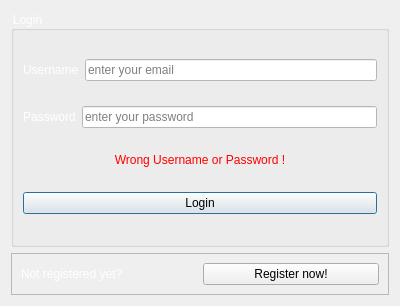
Qt form client/Login.ui (anphetamina/CoText) before a commit.
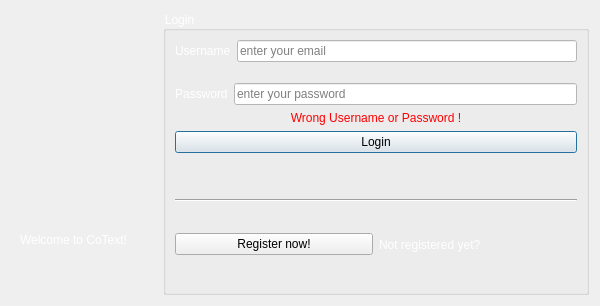
The same form after that commit.

Commit message: Minor fixes: 1. Login window updated and not resizeable. 2. Still TODO Antialiasing 3. Fixed checkable icons on mainToolBar 4. Fixed all windows tab order 5. Fixed width of titleLabel in StatusBar

Diff of the .ui file:
```diff
--- a/client/Login.ui
+++ b/client/Login.ui
@@ -6,17 +6,116 @@
    <rect>
     <x>0</x>
     <y>0</y>
-    <width>400</width>
+    <width>600</width>
     <height>306</height>
    </rect>
   </property>
+  <property name="sizePolicy">
+   <sizepolicy hsizetype="Fixed" vsizetype="Fixed">
+    <horstretch>0</horstretch>
+    <verstretch>0</verstretch>
+   </sizepolicy>
+  </property>
+  <property name="minimumSize">
+   <size>
+    <width>600</width>
+    <height>306</height>
+   </size>
+  </property>
+  <property name="maximumSize">
+   <size>
+    <width>600</width>
+    <height>306</height>
+   </size>
+  </property>
   <property name="windowTitle">
    <string>Dialog</string>
   </property>
   <property name="styleSheet">
    <string notr="true">QLineEdit{ background-color: white;} QLabel{color: white;} QLabel#errorLabel{color: red;}</string>
   </property>
-  <layout class="QVBoxLayout" name="verticalLayout">
+  <layout class="QHBoxLayout" name="horizontalLayout_4">
+   <item>
+    <widget class="QFrame" name="frame">
+     <property name="styleSheet">
+      <string notr="true"/>
+     </property>
+     <property name="frameShape">
+      <enum>QFrame::NoFrame</enum>
+     </property>
+     <property name="frameShadow">
+      <enum>QFrame::Plain</enum>
+     </property>
+     <property name="lineWidth">
+      <number>1</number>
+     </property>
+     <layout class="QVBoxLayout" name="verticalLayout_3">
+      <item>
+       <widget class="QLabel" name="IconLabel">
+        <property name="sizePolicy">
+         <sizepolicy hsizetype="Fixed" vsizetype="Fixed">
+          <horstretch>0</horstretch>
+          <verstretch>0</verstretch>
+         </sizepolicy>
+        </property>
+        <property name="minimumSize">
+         <size>
+          <width>128</width>
+          <height>128</height>
+         </size>
+        </property>
+        <property name="maximumSize">
+         <size>
+          <width>128</width>
+          <height>128</height>
+         </size>
+        </property>
+        <property name="text">
+         <string/>
+        </property>
+        <property name="scaledContents">
+         <bool>true</bool>
+        </property>
+       </widget>
+      </item>
+      <item>
+       <spacer name="verticalSpacer">
+        <property name="orientation">
+         <enum>Qt::Vertical</enum>
+        </property>
+        <property name="sizeType">
+         <enum>QSizePolicy::Fixed</enum>
+        </property>
+        <property name="sizeHint" stdset="0">
+         <size>
+          <width>20</width>
+          <height>5</height>
+         </size>
+        </property>
+       </spacer>
+      </item>
+      <item>
+       <widget class="QLabel" name="label_2">
+        <property name="sizePolicy">
+         <sizepolicy hsizetype="Fixed" vsizetype="Fixed">
+          <horstretch>0</horstretch>
+          <verstretch>0</verstretch>
+         </sizepolicy>
+        </property>
+        <property name="minimumSize">
+         <size>
+          <width>128</width>
+          <height>0</height>
+         </size>
+        </property>
+        <property name="text">
+         <string>Welcome to CoText!</string>
+        </property>
+       </widget>
+      </item>
+     </layout>
+    </widget>
+   </item>
    <item>
     <widget class="QGroupBox" name="groupBox">
      <property name="sizePolicy">
@@ -65,6 +164,22 @@
         </item>
        </layout>
       </item>
+      <item>
+       <spacer name="verticalSpacer_2">
+        <property name="orientation">
+         <enum>Qt::Vertical</enum>
+        </property>
+        <property name="sizeType">
+         <enum>QSizePolicy::Fixed</enum>
+        </property>
+        <property name="sizeHint" stdset="0">
+         <size>
+          <width>20</width>
+          <height>15</height>
+         </size>
+        </property>
+       </spacer>
+      </item>
       <item>
        <layout class="QHBoxLayout" name="horizontalLayout_2">
         <item>
@@ -115,32 +230,63 @@
         </property>
        </widget>
       </item>
-     </layout>
-    </widget>
-   </item>
-   <item>
-    <widget class="QFrame" name="frame">
-     <property name="frameShape">
-      <enum>QFrame::StyledPanel</enum>
-     </property>
-     <property name="frameShadow">
-      <enum>QFrame::Raised</enum>
-     </property>
-     <layout class="QHBoxLayout" name="horizontalLayout_3">
       <item>
-       <widget class="QLabel" name="label">
-        <property name="text">
-         <string>Not registered yet?</string>
+       <spacer name="verticalSpacer_3">
+        <property name="orientation">
+         <enum>Qt::Vertical</enum>
         </property>
-       </widget>
+        <property name="sizeType">
+         <enum>QSizePolicy::Fixed</enum>
+        </property>
+        <property name="sizeHint" stdset="0">
+         <size>
+          <width>20</width>
+          <height>40</height>
+         </size>
+        </property>
+       </spacer>
       </item>
       <item>
-       <widget class="QPushButton" name="pushButton_Reg">
-        <property name="text">
-         <string>Register now!</string>
+       <widget class="Line" name="line">
+        <property name="orientation">
+         <enum>Qt::Horizontal</enum>
         </property>
        </widget>
       </item>
+      <item>
+       <layout class="QHBoxLayout" name="horizontalLayout_5">
+        <item>
+         <widget class="QPushButton" name="pushButton_Reg">
+          <property name="text">
+           <string>Register now!</string>
+          </property>
+         </widget>
+        </item>
+        <item>
+         <widget class="QLabel" name="label">
+          <property name="text">
+           <string>Not registered yet?</string>
+          </property>
+         </widget>
+        </item>
+       </layout>
+      </item>
+      <item>
+       <spacer name="verticalSpacer_4">
+        <property name="orientation">
+         <enum>Qt::Vertical</enum>
+        </property>
+        <property name="sizeType">
+         <enum>QSizePolicy::Fixed</enum>
+        </property>
+        <property name="sizeHint" stdset="0">
+         <size>
+          <width>20</width>
+          <height>2</height>
+         </size>
+        </property>
+       </spacer>
+      </item>
      </layout>
     </widget>
    </item>
```
Left out of the diff: 6 changed lines with no effect on the pictures. The commit also changes 6 other files.
